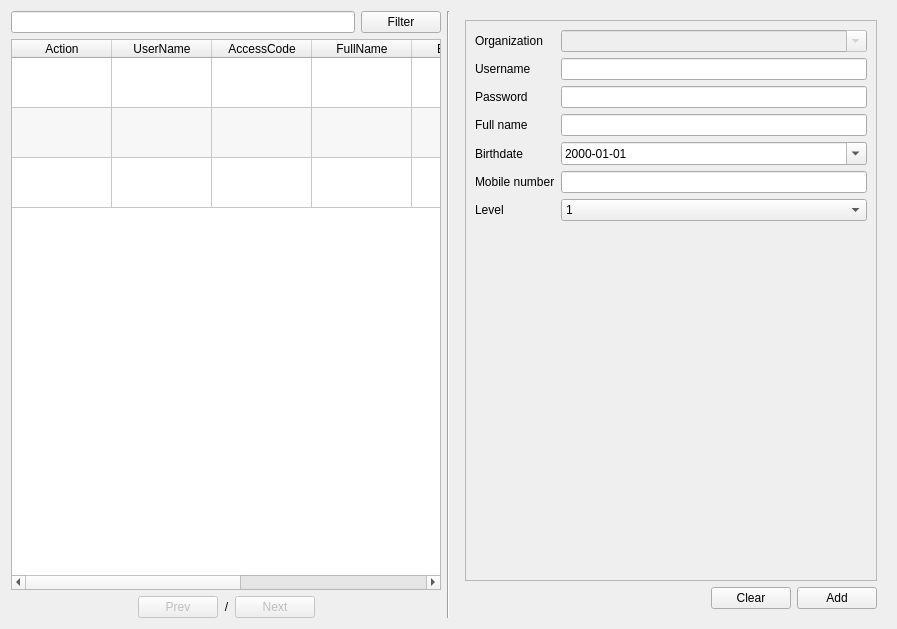
Before: the Qt Designer form app/views/templates/ManageUser.ui in rondalefloyd/mts-pos, drawn with Qt 5.
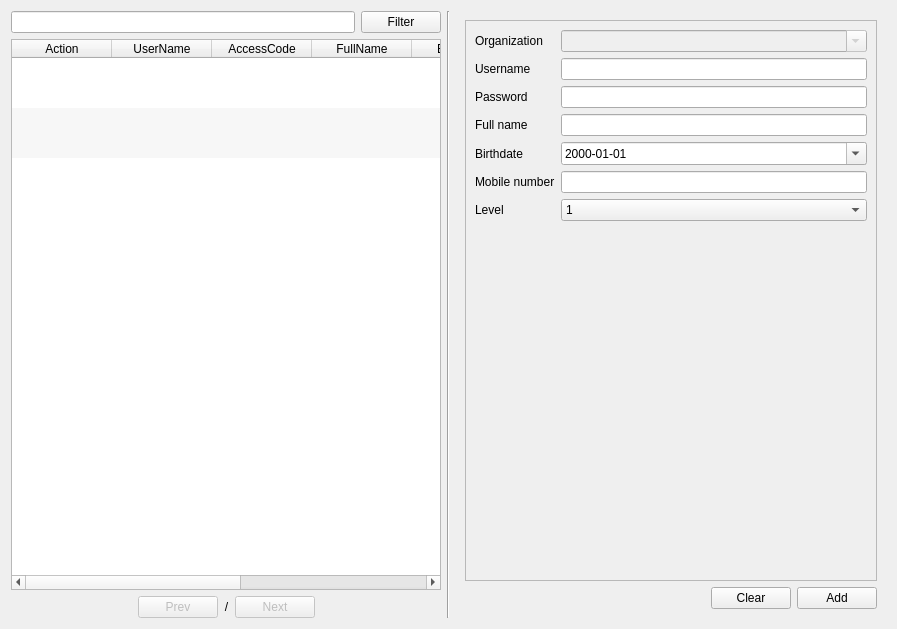
After: the same form once the commit is applied.

Diff of the .ui file:
```diff
--- a/app/views/templates/ManageUser.ui
+++ b/app/views/templates/ManageUser.ui
@@ -44,6 +44,9 @@
        <property name="horizontalScrollMode">
         <enum>QAbstractItemView::ScrollPerPixel</enum>
        </property>
+       <property name="showGrid">
+        <bool>false</bool>
+       </property>
        <property name="gridStyle">
         <enum>Qt::SolidLine</enum>
        </property>
```
